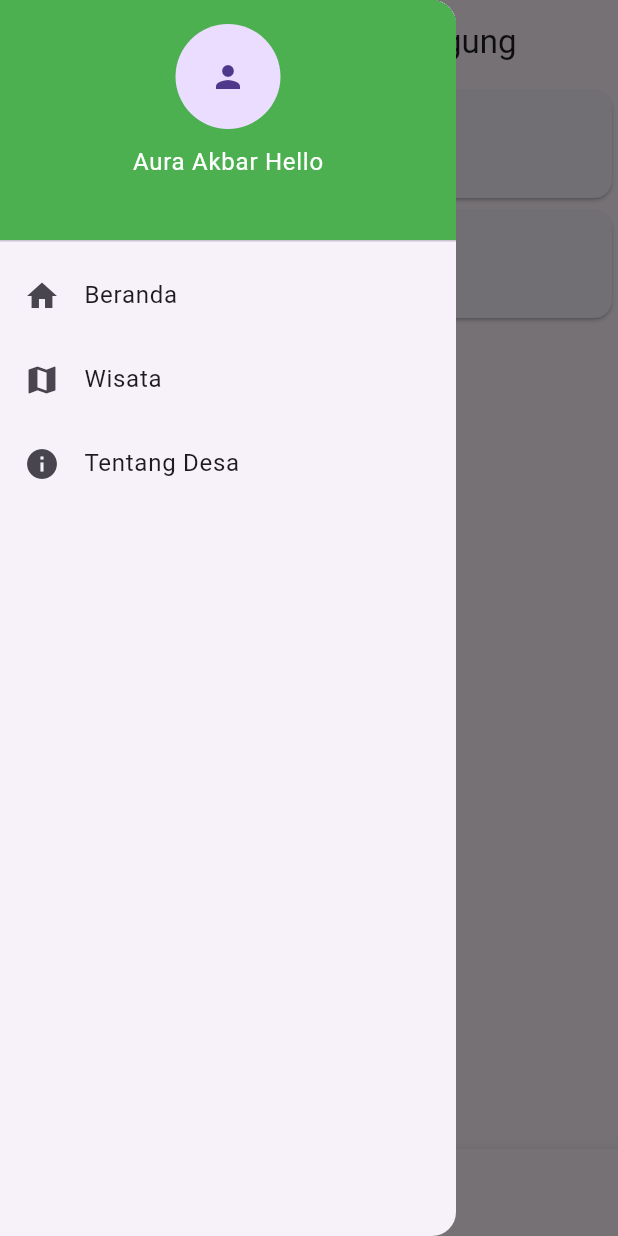
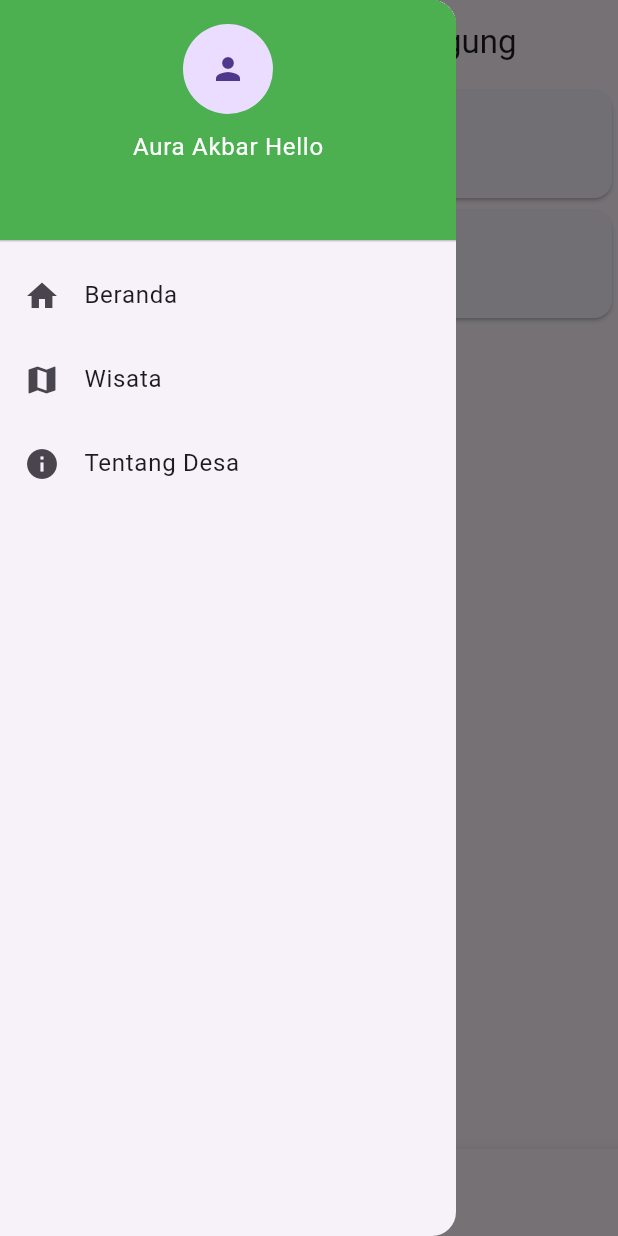
Before and after one commit to baguspangestu-cpu/Project-Desa-Wisata-Sumber-Agung, a Flutter app: the HomePage screen opened directly, item 2 of the bottom bar chosen, with the side drawer open, on a phone screen of 412 x 824 dp. Run offline on Flutter 3.47's test engine with Material 3 defaults, Android fonts, the phone set to English and light mode, and no system bars.

Commit message:
mengubah size

```diff
--- a/lib/pages/home_page.dart
+++ b/lib/pages/home_page.dart
@@ -39,7 +39,7 @@ class _HomePageState extends State<HomePage> {
               child: Column(
                 children: [
                   CircleAvatar(
-                    radius: 35,
+                    radius: 30,
                     child: Icon(Icons.person),
                   ),
                   SizedBox(height: 10),
```
